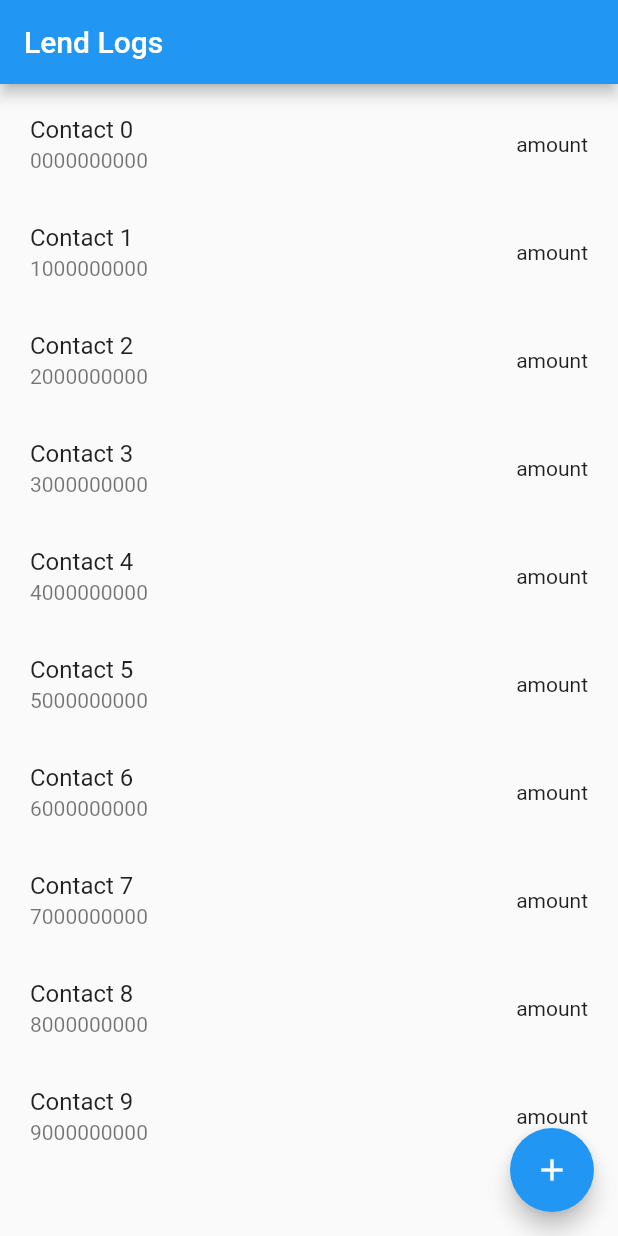
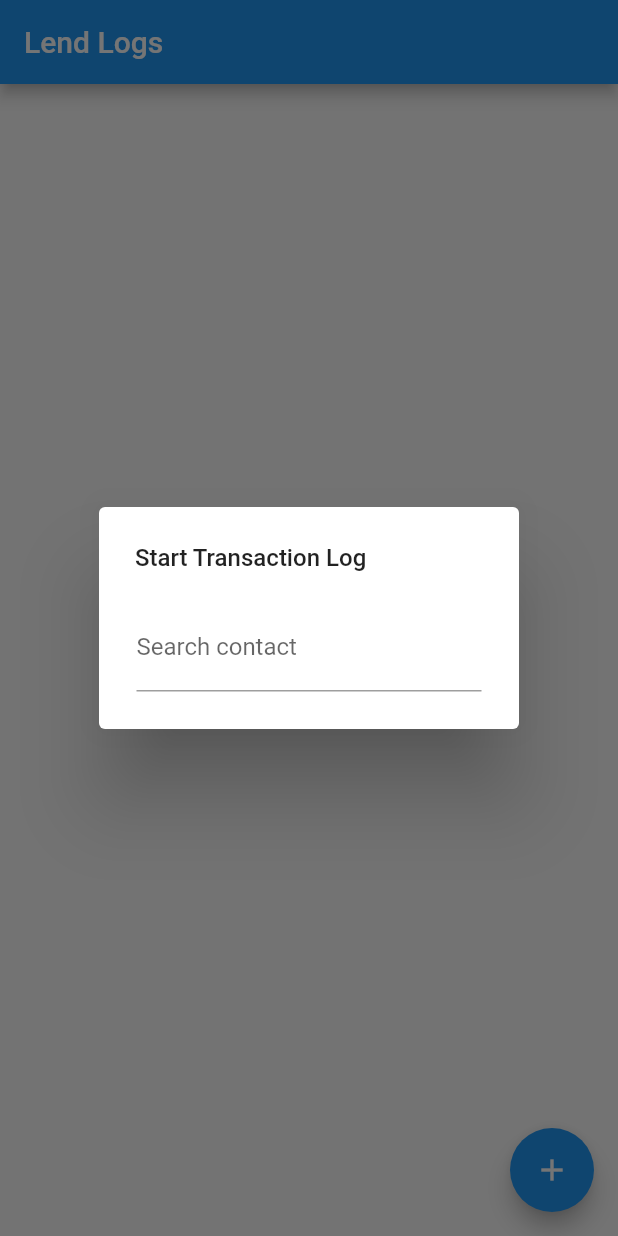
Before and after one commit to v-pat/lend_logs, a Flutter app: the screen it shows after launch, after a tap on the "add" icon, on a phone screen of 412 x 824 dp. Run offline on Flutter 3.47's test engine with Material 2 defaults, Android fonts, the phone set to English and light mode, and no system bars; our stand-ins replace contacts_service, permission_handler, sqflite; accounts and stored records are empty.

Commit message:
support for creating new log added

```diff
--- a/lib/dbHelper.dart
+++ b/lib/dbHelper.dart
@@ -1,3 +1,11 @@
+
+
+import 'dart:io';
+
+import 'package:lend_logs/models/person.dart';
+import 'package:path/path.dart';
+import 'package:path_provider/path_provider.dart';
+import 'package:sqflite/sqflite.dart';
 
 class DbHelper{
 
@@ -22,11 +30,12 @@ class DbHelper{
 
   static final DbHelper db = DbHelper._();
 
+  Database? _database;
 
   Future<Database> get database async {
-    if (_database != null) return _database;
+    if (_database != null) return _database!;
     _database = await getDatabaseInstance();
-    return _database;
+    return _database!;
   }
 
   Future<Database> getDatabaseInstance() async {
@@ -42,14 +51,30 @@ class DbHelper{
         $personIsPaidCol integer default 0
       )''');
 
-      await db.execute('''create table $TransactionsTable(
-        $TransactionsIdCol integer primary key autoincrement,
-        $TransactionsDateCol text not null,
-        $TransactionsAmountCol text not null,
+      await db.execute('''create table $transactionsTable(
+        $transactionsIdCol integer primary key autoincrement,
+        $transactionsDateCol text not null,
+        $transactionsAmountCol text not null,
         $transactionsDetailsCol text not null,
         $transactionsIsPaidCol integer default 0,
-        FOREIGN KEY (transactionsPersonIdCol) REFERENCES person(id)
+        $transactionsPersonIdCol integer not null,
+        FOREIGN KEY ($transactionsPersonIdCol) REFERENCES person($personIdCol) ON DELETE NO ACTION ON UPDATE NO ACTION
       )''');
     });
   }
+
+  Future<int> inserTPersons(Person person) async {
+    int result = 0;
+    final Database db = await database;
+      result = await db.insert(personTable, Person.toMap(person),
+          conflictAlgorithm: ConflictAlgorithm.replace);
+
+    return result;
+  }
+
+   Future<List<Person>> retrievePersons() async {
+    final Database db = await database;
+    final List<Map<String, Object?>> queryResult = await db.query(personTable);
+    return queryResult.map((e) => Person.fromMap(e)).toList();
+  }
 }
--- a/lib/homePage.dart
+++ b/lib/homePage.dart
@@ -1,50 +1,141 @@
+import 'package:flutter/material.dart';
+import 'package:lend_logs/dbHelper.dart';
+import 'package:lend_logs/models/person.dart';
+import 'package:lend_logs/transactionsPage.dart';
+import 'package:contacts_service/contacts_service.dart';
+import 'package:permission_handler/permission_handler.dart';
+import 'package:sqflite/sqflite.dart';
 
-import 'package:flutter/material.dart';
-import 'package:lend_logs/transactions.dart';
-
-class HomePage extends StatefulWidget{
+class HomePage extends StatefulWidget {
   @override
   State<HomePage> createState() => _HomePageState();
-
 }
 
 class _HomePageState extends State<HomePage> {
+  Database? db;
+  late List<Person> persons=[];
+  late List tempPersons = [];
+  late List<Person> tempPersons2;
+  List<Contact> contacts = [];
+  bool isLoading = false;
+  @override
+  initState(){
+    getPersons();
+    super.initState();
+  }
+
+  getPersons()async{
+    persons = await DbHelper.db.retrievePersons();
+    setState(() {
+      this.persons=persons;
+    });
+  }
+  void takeContacPermission() async {
+    if (await Permission.contacts.isGranted) {
+      contacts = await ContactsService.getContacts(withThumbnails: false);
+      setState(() {
+        this.isLoading = false;
+      });
+    } else {
+      await Permission.contacts.request();
+    }
+  }
+
   @override
   Widget build(BuildContext context) {
     return Scaffold(
-      appBar: AppBar(title:Text("Lend Logs")),
+        appBar: AppBar(title: Text("Lend Logs")),
         body: Padding(
-        padding:EdgeInsets.all(4.0) ,
-        child: Column(
-          children: [
+          padding: EdgeInsets.all(4.0),
+          child: Column(children: [
             Expanded(
                 child: ListView.builder(
                     scrollDirection: Axis.vertical,
-                itemCount: 10,
-                itemBuilder:  (BuildContext context, int index) {
+                    itemCount: persons.length,
+                    itemBuilder: (BuildContext context, int i) {
                       return ListTile(
-                    title: Text("Contact "+index.toString()),
-                    subtitle: Text(index.toString()+"000000000"),
-                    trailing: Text("amount"),
+                        title: Text(persons[i].name),
+                        subtitle: Text(persons[i].number),
+                        trailing: Text(
+                          (persons[i].isPaid
+                              ? '- '
+                              : '+ ' )+persons[i].finalAmount,
+                          style: TextStyle(
+                              color: persons[i].isPaid
+                                  ? Colors.red
+                                  : Colors.green,fontSize: 20)
+                        ),
                         onTap: () => {
-                      Navigator.of(context).push(new MaterialPageRoute(builder: (context) => new TransactionsPage("Contact "+index.toString(),index.toString()+"000000000"))),
+                          Navigator.of(context).push(new MaterialPageRoute(
+                              builder: (context) => new TransactionsPage(
+                                  persons[i].name, persons[i].number))),
                         },
                       );
-                }
-              )
-            )
-          ]
-        )
-      ,),
+                    }))
+          ]),
+        ),
         floatingActionButton: FloatingActionButton(
             child: Icon(
               Icons.add,
               color: Colors.white,
             ),
             onPressed: () {
-
-        }
+              setState(() {
+                this.isLoading = true;
+              });
+              this.takeContacPermission();
+              showDialog(
+                  context: context,
+                  builder: (BuildContext context) {
+                    return AlertDialog(
+                        title: Text(
+                          "Start Transaction Log",
+                          style: TextStyle(
+                            fontSize: 16.0,
+                          ),
+                        ),
+                        content: Padding(
+                            padding: EdgeInsets.all(1.0),
+                            child: SingleChildScrollView(
+                                child: Column(children: [
+                              TextFormField(
+                                decoration: InputDecoration(
+                                  label: Text("Search contact"),
+                                ),
+                              ),
+                              ListView.builder(
+                                  scrollDirection: Axis.vertical,
+                                  shrinkWrap: true,
+                                  itemCount: contacts.length,
+                                  itemBuilder: (BuildContext context, int i) {
+                                    return ListTile(
+                                      title: Text(contacts![i].displayName!),
+                                      subtitle: Text(contacts[i]
+                                          .phones![0]
+                                          .value!
+                                          .toString()),
+                                      onTap: () async {
+                                        DbHelper.db.inserTPersons(
+                                           Person(
+                                              contacts![i].displayName!,
+                                              contacts[i]
+                                                  .phones![0]
+                                                  .value!
+                                                  .toString(),
+                                              '0',
+                                              true,
                                             )
                                         );
+                                        persons = await DbHelper.db.retrievePersons();
+                                        print(persons[0].isPaid);
+                                        setState(() {
+                                          this.persons =persons;
+                                        });
+                                      },
+                                    );
+                                  }),
+                            ]))));
+                  });
+            }));
   }
 }
--- a/lib/models/person.dart
+++ b/lib/models/person.dart
@@ -6,7 +6,7 @@ class Person{
   final String number;
 
   //if isPaid == true then on display we will show '-'
-  final int isPaid;
+  final bool isPaid;
 
   Person(this.name,this.number,this.finalAmount,this.isPaid);
 
--- a/pubspec.yaml
+++ b/pubspec.yaml
@@ -40,6 +40,8 @@ dependencies:
   sqflite:
   path_provider:
   intl:
+  permission_handler:
+  path:
 
 dev_dependencies:
   flutter_test:
```
Also changed, not shown: lib/models/transactions.dart (+4 -3 lines), lib/transactionsPage.dart (renamed from lib/transactions.dart), 2 other files. Lines whose indentation alone changed are shown as unchanged.
